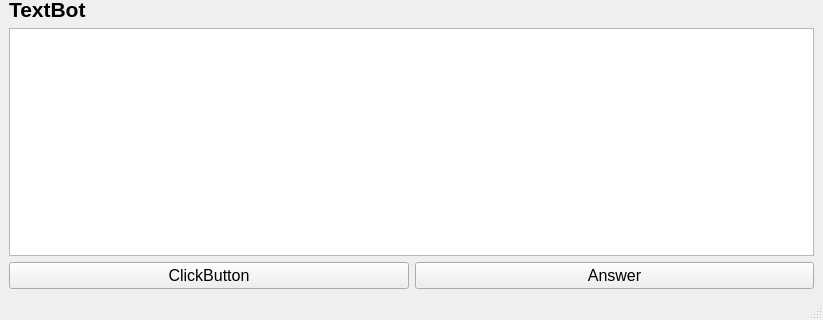
Above: Interfase/Window_D.ui from SAOFastAcquisition/Fast_Acquisition_Bin_Base before the change; both pictures show x 0 to 823 and y 531 to 851 of the 823 by 851 pixel window. Below: the same form after it.
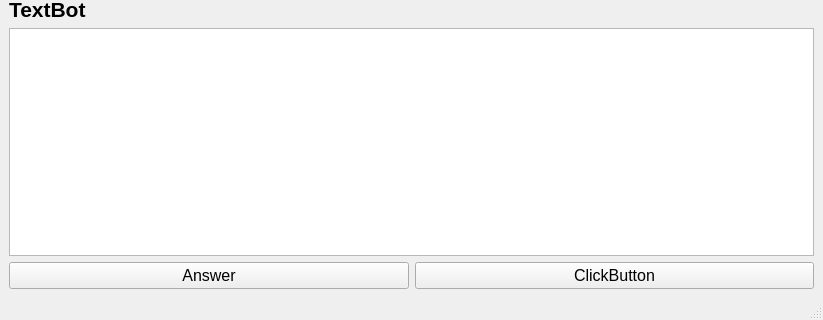
That is the form after the change.

Commit message: Текущие изменения

Patch:
```diff
--- a/Interfase/Window_D.ui
+++ b/Interfase/Window_D.ui
@@ -51,26 +51,32 @@
     <item>
      <layout class="QHBoxLayout" name="horizontalLayout">
       <item>
-       <widget class="QPushButton" name="btnBrowse">
+       <widget class="QPushButton" name="pushButton">
         <property name="font">
          <font>
           <pointsize>12</pointsize>
          </font>
         </property>
+        <property name="autoFillBackground">
+         <bool>true</bool>
+        </property>
         <property name="text">
-         <string>ClickButton</string>
+         <string>Answer</string>
+        </property>
+        <property name="flat">
+         <bool>false</bool>
         </property>
        </widget>
       </item>
       <item>
-       <widget class="QPushButton" name="pushButton">
+       <widget class="QPushButton" name="btnBrowse">
         <property name="font">
          <font>
           <pointsize>12</pointsize>
          </font>
         </property>
         <property name="text">
-         <string>Answer</string>
+         <string>ClickButton</string>
         </property>
        </widget>
       </item>
```
Left out of the diff: 3 changed lines with no effect on the pictures. The commit also changes 1 other file.
